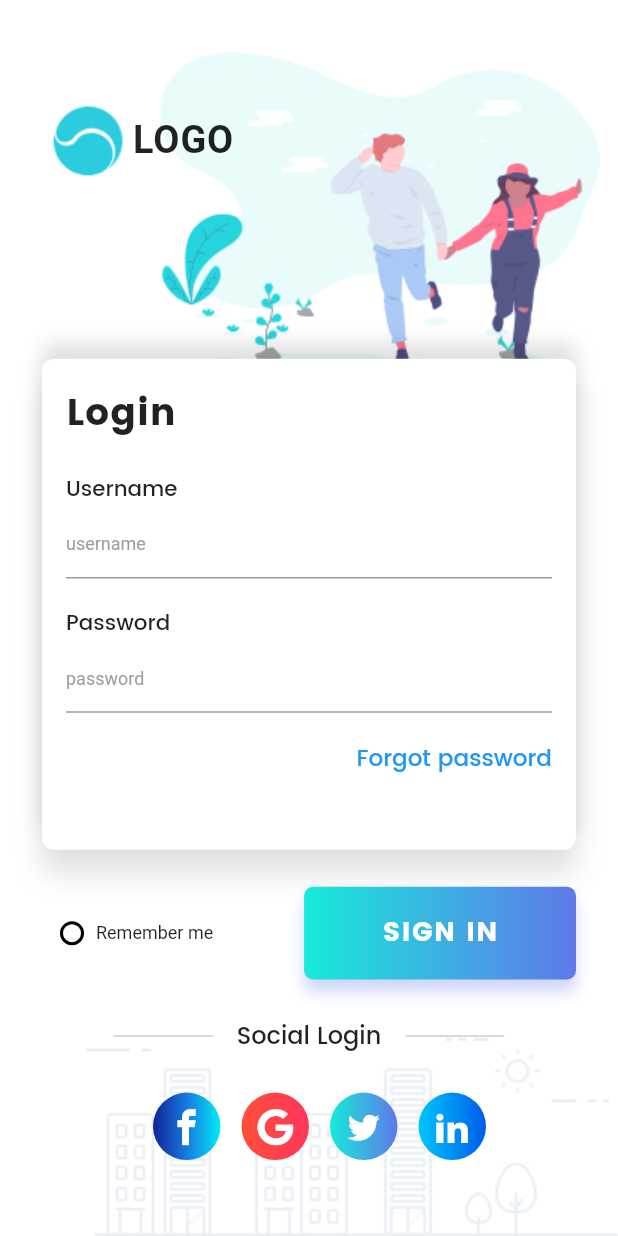
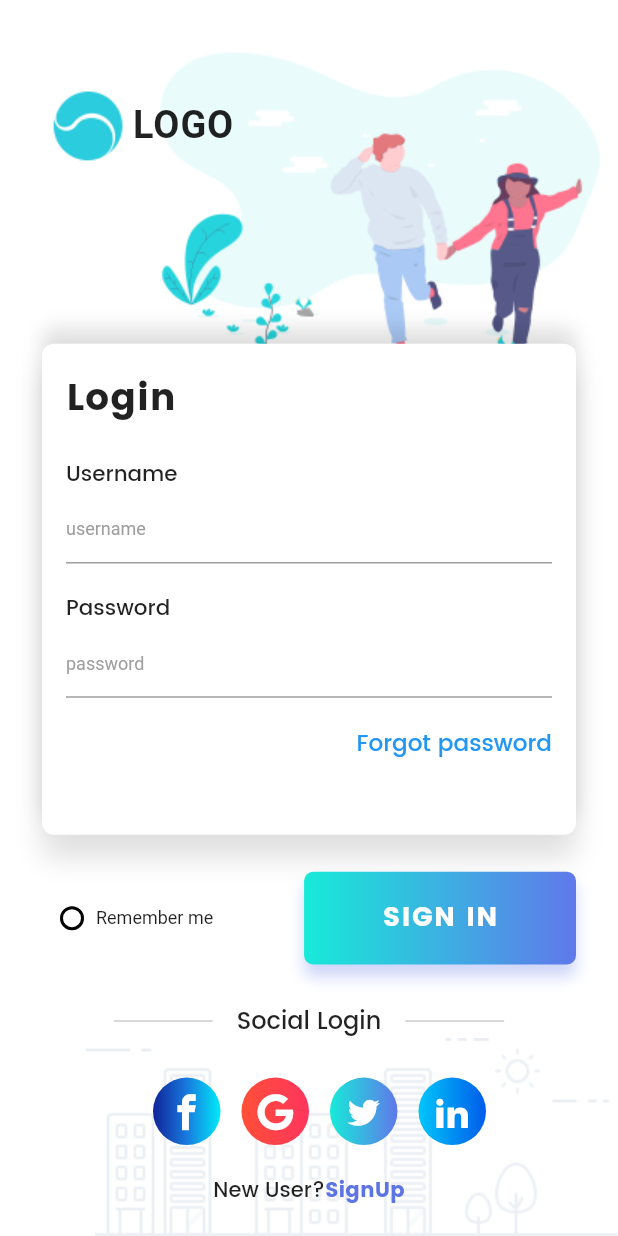
Before and after one commit to CuongDuong2710/devefy, a Flutter app: the screen it shows after launch, on a phone screen of 412 x 824 dp. Run offline on Flutter 3.47's test engine with Material 2 defaults, Android fonts, the phone set to English and light mode, and no system bars; our stand-ins replace flutter_screenutil; Roboto replaces fonts that are missing (Poppins-Bold.ttf, Poppins-Medium.ttf).

Commit message:
add SignUp section

```diff
--- a/login_page_ui/lib/main.dart
+++ b/login_page_ui/lib/main.dart
@@ -75,7 +75,7 @@ class _MyAppState extends State<MyApp> {
           ),
           SingleChildScrollView(
             child: Padding(
-              padding: EdgeInsets.only(top: 60.0, left: 28.0, right: 28.0),
+              padding: EdgeInsets.only(top: 50.0, left: 28.0, right: 28.0),
               child: Column(
                 children: <Widget>[
                   Row(
@@ -215,6 +215,27 @@ class _MyAppState extends State<MyApp> {
                         onPressed: () {},
                       )
                     ],
+                  ),
+                  SizedBox(
+                    height: ScreenUtil.getInstance().setHeight(30),
+                  ),
+                  Row(
+                    mainAxisAlignment: MainAxisAlignment.center,
+                    children: <Widget>[
+                      Text(
+                        "New User?",
+                        style: TextStyle(fontFamily: "Poppins-Medium"),
+                      ),
+                      InkWell(
+                        onTap: () {},
+                        child: Text(
+                          "SignUp",
+                          style: TextStyle(
+                              color: Color(0xFF5d74e3),
+                              fontFamily: "Poppins-Bold"),
+                        ),
+                      )
+                    ],
                   )
                 ],
               ),
```
